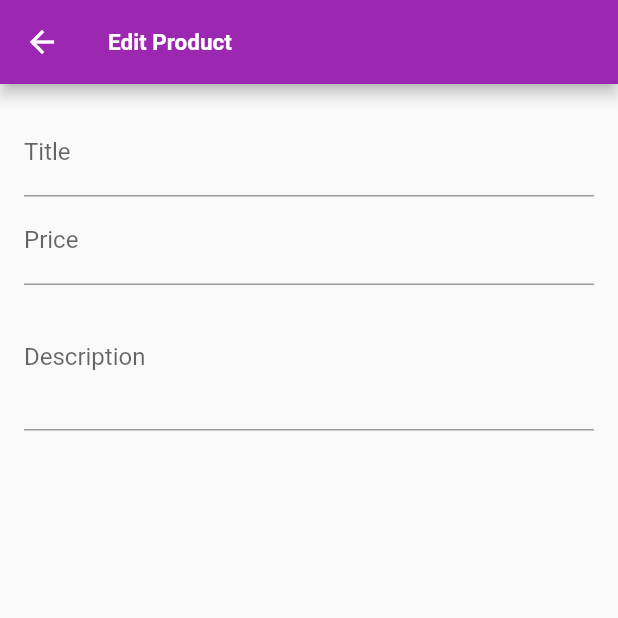
After one commit to supeng123/dart_flutter_practice, a Flutter app: the EditProductScreen screen opened by its route, on a phone screen of 412 x 824 dp, the top half of it. The commit adds this screen. Run offline on Flutter 3.47's test engine with Material 2 defaults, Android fonts, the phone set to English and light mode, and no system bars; our stand-ins replace font_awesome_flutter, rxdart.

Commit message:
inputfield interaction

```diff
--- /dev/null
+++ b/lib/demos/shoppingApp/screens/edit_product_screen.dart
@@ -0,0 +1,59 @@
+import 'package:flutter/material.dart';
+
+class EditProductScreen extends StatefulWidget {
+  static const routeName = '/edit-product';
+  @override
+  _EditProductScreenState createState() => _EditProductScreenState();
+}
+
+class _EditProductScreenState extends State<EditProductScreen> {
+  final _priceFocusNode = FocusNode();
+  final _descriptionFocusNode = FocusNode();
+
+  @override
+  void dispose () {
+    _priceFocusNode.dispose();
+    _descriptionFocusNode.dispose();
+    super.dispose();
+  }
+
+  @override
+  Widget build(BuildContext context) {
+    return Scaffold(
+        appBar: AppBar(
+          title: Text('Edit Product'),
+        ),
+        body: Padding(
+          padding: const EdgeInsets.all(16.0),
+          child: Form(
+            child: ListView(
+              children: <Widget>[
+                TextFormField(
+                  decoration: InputDecoration(labelText: 'Title'),
+                  textInputAction: TextInputAction.next,
+                  onFieldSubmitted: (_) {
+                    FocusScope.of(context).requestFocus(_priceFocusNode);
+                  },
+                ),
+                TextFormField(
+                  decoration: InputDecoration(labelText: 'Price'),
+                  textInputAction: TextInputAction.next,
+                  keyboardType: TextInputType.number,
+                  focusNode: _priceFocusNode,
+                  onFieldSubmitted: (_) {
+                    FocusScope.of(context).requestFocus(_descriptionFocusNode);
+                  },
+                ),
+                TextFormField(
+                  decoration: InputDecoration(labelText: 'Description'),
+                  maxLines: 3,
+                  textInputAction: TextInputAction.next,
+                  keyboardType: TextInputType.multiline,
+                  focusNode: _descriptionFocusNode,
+                ),
+              ],
+            ),
+          ),
+        ));
+  }
+}
--- a/lib/demos/shoppingApp/widgets/app_drawer.dart
+++ b/lib/demos/shoppingApp/widgets/app_drawer.dart
@@ -1,4 +1,5 @@
 import 'package:flutter/material.dart';
+import '../screens/user_products_screen.dart';
 import '../screens/order_screen.dart';
 
 class AppDrawer extends StatelessWidget {
@@ -26,6 +27,14 @@ class AppDrawer extends StatelessWidget {
             onTap: () {
               Navigator.of(context).pushReplacementNamed(OrdersScreen.routeName);
             },
+          ),
+          Divider(),
+          ListTile(
+            leading: Icon(Icons.edit),
+            title: Text('Manage Products'),
+            onTap: () {
+              Navigator.of(context).pushReplacementNamed(UserProductsScreen.routeName);
+            },
           )
         ],
       ),
--- a/lib/routes/Routes.dart
+++ b/lib/routes/Routes.dart
@@ -1,7 +1,4 @@
 import 'package:flutter/material.dart';
-import 'package:my_first_app/demos/shoppingApp/providers/orders.dart';
-import 'package:my_first_app/demos/shoppingApp/screens/order_screen.dart' as prefix0;
-
 import '../components/user/Register.dart';
 import '../components/user/Login.dart';
 import '../components/Tabs.dart';
@@ -15,6 +12,8 @@ import '../demos/shoppingApp/index.dart';
 import '../demos/shoppingApp/screens/products_detail_screen.dart';
 import '../demos/shoppingApp/screens/cart_screen.dart';
 import '../demos/shoppingApp/screens/order_screen.dart';
+import '../demos/shoppingApp/screens/user_products_screen.dart';
+import '../demos/shoppingApp/screens/edit_product_screen.dart';
 
 final routes = {
   '/':(context,{arguments}) => Tabs(),
@@ -28,6 +27,8 @@ final routes = {
   ProductDetailScreen.routeName: (context,{arguments}) => ProductDetailScreen(arguments),
   CartScreen.routeName: (context,{arguments}) => CartScreen(),
   OrdersScreen.routeName: (context,{arguments}) => OrdersScreen(),
+  UserProductsScreen.routeName: (context, {arguments}) => UserProductsScreen(),
+  EditProductScreen.routeName: (context, {arguments}) => EditProductScreen()
 };
 
 var onGenerateRoute = (RouteSettings settings){
```
Also changed, not shown: lib/demos/shoppingApp/screens/user_products_screen.dart (added, +42 -0 lines), lib/demos/shoppingApp/widgets/user_product_item.dart (added, +34 -0 lines).
